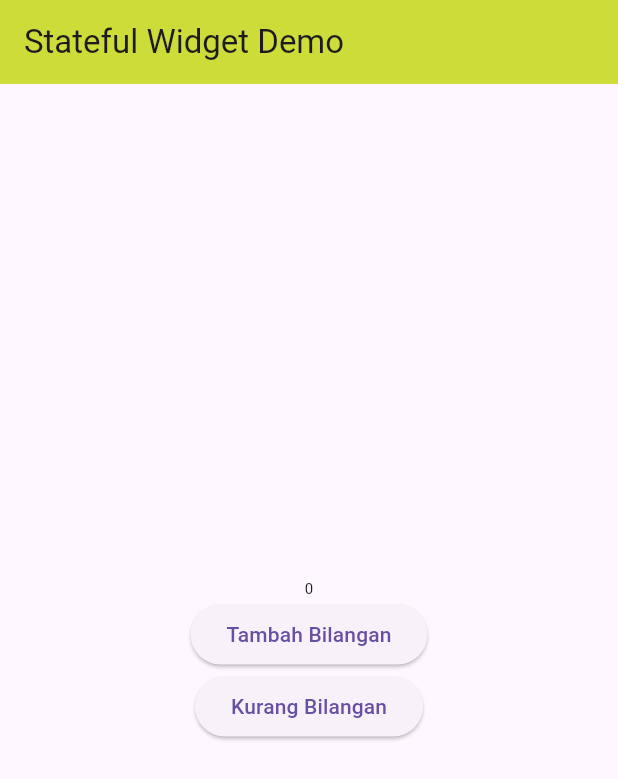
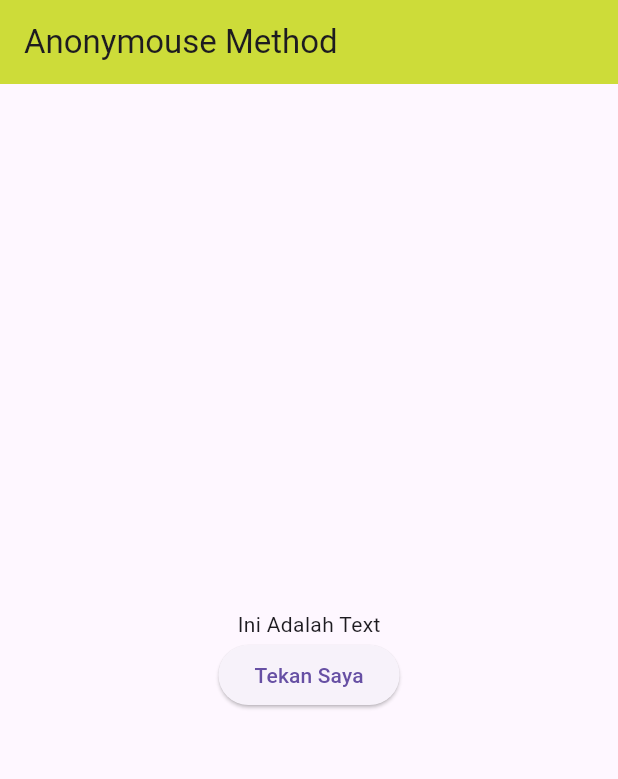
Before and after one commit to yabsiraditya/learn-flutter, a Flutter app: the screen it shows after launch, on a phone screen of 412 x 824 dp. Shown: the top 779 px of the screen. Run offline on Flutter 3.47's test engine with Material 3 defaults, Android fonts, the phone set to English and light mode, and no system bars.

Commit message:
day 3 learn-flutter Anonymouse Method

```diff
--- a/lib/main.dart
+++ b/lib/main.dart
@@ -10,18 +10,11 @@ class MyApp extends StatefulWidget {
 }
 
 class _MyAppState extends State<MyApp> {
-  int number = 0;
+  String message = "Ini Adalah Text";
 
-// Tombol Tambah
-  void tombolTambah() {
+  void tekanTombol() {
     setState(() {
-      number = number + 1;
-    });
-  }
-
-  void tombolKurang() {
-    setState(() {
-      number = number - 1;
+      message = "Tombol Udah ditekan";
     });
   }
 
@@ -30,21 +23,21 @@ class _MyAppState extends State<MyApp> {
     return MaterialApp(
       home: Scaffold(
         appBar: AppBar(
-          title: Text("Stateful Widget Demo"),
+          title: Text("Anonymouse Method"),
           backgroundColor: Colors.lime,
         ),
         body: Center(
           child: Column(
             mainAxisAlignment: MainAxisAlignment.center,
             children: <Widget>[
-              Text(
-                number.toString(),
-                style: TextStyle(fontSize: 10 + number.toDouble()),
-              ),
+              Text(message),
               ElevatedButton(
-                  onPressed: tombolTambah, child: Text("Tambah Bilangan")),
-              ElevatedButton(
-                  onPressed: tombolKurang, child: Text("Kurang Bilangan"))
+                  onPressed: () {
+                    setState(() {
+                      message = "Tombol sudah ditekan";
+                    });
+                  },
+                  child: Text("Tekan Saya"))
             ],
           ),
         ),
```
